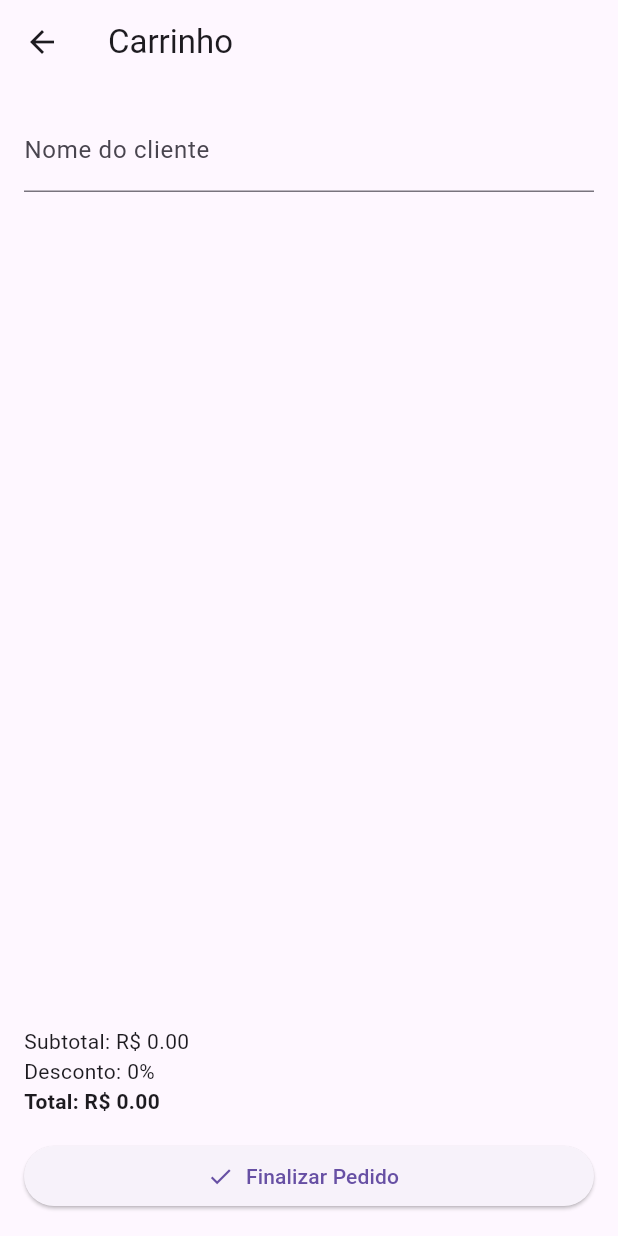
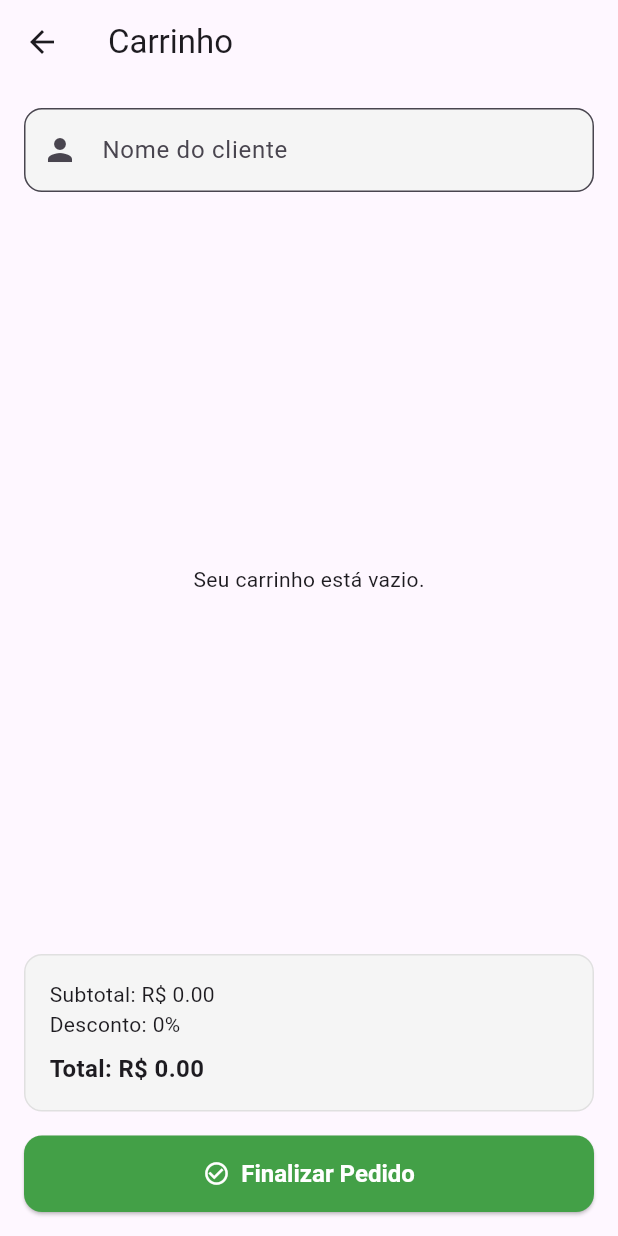
Before and after one commit to JulianoSant/flutter_store, a Flutter app: the screen it shows after launch, after a tap on the "shopping cart" icon, on a phone screen of 412 x 824 dp. Run offline on Flutter 3.47's test engine with Material 3 defaults, Android fonts, the phone set to English and light mode, and no system bars; our stand-ins replace flutter_mobx, flutter_modular, mobx; generated files the repository leaves out were written again.

Commit message:
cart_page layout

```diff
--- a/lib/modules/cart/cart_page.dart
+++ b/lib/modules/cart/cart_page.dart
@@ -33,33 +33,41 @@ class _CartPageState extends State<CartPage> {
             children: [
               TextField(
                 controller: nameController,
-                decoration: const InputDecoration(labelText: 'Nome do cliente'),
                 onChanged: cartController.setCustomerName,
+                decoration: InputDecoration(
+                  labelText: 'Nome do cliente',
+                  prefixIcon: const Icon(Icons.person),
+                  border: OutlineInputBorder(borderRadius: BorderRadius.circular(12)),
+                  filled: true,
+                  fillColor: Colors.grey[100],
+                ),
               ),
               const SizedBox(height: 16),
+
+              // Lista de itens
               Expanded(
-                child: ListView.separated(
+                child: cartController.items.isEmpty
+                    ? const Center(child: Text('Seu carrinho está vazio.'))
+                    : ListView.builder(
                         itemCount: cartController.items.length,
-                  separatorBuilder: (_, __) => const Divider(),
-                  itemBuilder: (_, index) {
+                        itemBuilder: (context, index) {
                           final item = cartController.items[index];
-                    return ListTile(
-                      title: Text(item.name),
+                          return Card(
+                            margin: const EdgeInsets.symmetric(vertical: 8),
+                            shape: RoundedRectangleBorder(borderRadius: BorderRadius.circular(12)),
+                            elevation: 3,
+                            child: ListTile(
+                              title: Text(item.name, style: const TextStyle(fontWeight: FontWeight.bold)),
                               subtitle: Text('Tipo: ${item.type}'),
                               trailing: IconButton(
-                        icon: const Icon(Icons.delete, color: Colors.red),
-                        tooltip: 'Remover item',
+                                icon: const Icon(Icons.delete_outline, color: Colors.red),
                                 onPressed: () {
                                   cartController.removeItemByType(item.type);
-                          ScaffoldMessenger.of(context).showSnackBar(
-                            SnackBar(
-                              content: Text('${item.name} removido do carrinho'),
-                              backgroundColor: Colors.green[600],
-                              duration: const Duration(milliseconds: 800),
-                              behavior: SnackBarBehavior.floating,
+                                  ScaffoldMessenger.of(
+                                    context,
+                                  ).showSnackBar(SnackBar(content: Text('${item.name} removido do carrinho')));
+                                },
                               ),
-                          );
-                        },
                             ),
                           );
                         },
@@ -67,22 +75,45 @@ class _CartPageState extends State<CartPage> {
               ),
 
               const SizedBox(height: 8),
-              Column(
+
+              // Área de totais
+              Container(
+                padding: const EdgeInsets.all(16),
+                decoration: BoxDecoration(
+                  color: Colors.grey[100],
+                  borderRadius: BorderRadius.circular(12),
+                  border: Border.all(color: Colors.grey.shade300),
+                ),
+                child: Column(
                   crossAxisAlignment: CrossAxisAlignment.stretch,
                   children: [
                     Text('Subtotal: R\$ ${cartController.totalWithoutDiscount.toStringAsFixed(2)}'),
                     Text('Desconto: ${cartController.discountPercent}%'),
+                    const SizedBox(height: 8),
                     Text(
                       'Total: R\$ ${cartController.totalWithDiscount.toStringAsFixed(2)}',
-                    style: const TextStyle(fontWeight: FontWeight.bold),
-                  ),
-                  const SizedBox(height: 16),
-                  ElevatedButton.icon(
-                    onPressed: () => cartController.finalizeOrder(context),
-                    icon: const Icon(Icons.check),
-                    label: const Text('Finalizar Pedido'),
+                      style: const TextStyle(fontSize: 16, fontWeight: FontWeight.bold),
                     ),
                   ],
+                ),
+              ),
+
+              const SizedBox(height: 16),
+
+              // Botão finalizar
+              SizedBox(
+                width: double.infinity,
+                child: ElevatedButton.icon(
+                  onPressed: () => cartController.finalizeOrder(context),
+                  icon: const Icon(Icons.check_circle_outline, color: Colors.white),
+                  label: const Text('Finalizar Pedido', style: TextStyle(color: Colors.white)),
+                  style: ElevatedButton.styleFrom(
+                    padding: const EdgeInsets.symmetric(vertical: 16),
+                    backgroundColor: Colors.green[600],
+                    shape: RoundedRectangleBorder(borderRadius: BorderRadius.circular(12)),
+                    textStyle: const TextStyle(fontSize: 16, fontWeight: FontWeight.w600),
+                  ),
+                ),
               ),
             ],
           ),
```
Lines whose indentation alone changed are shown as unchanged.
